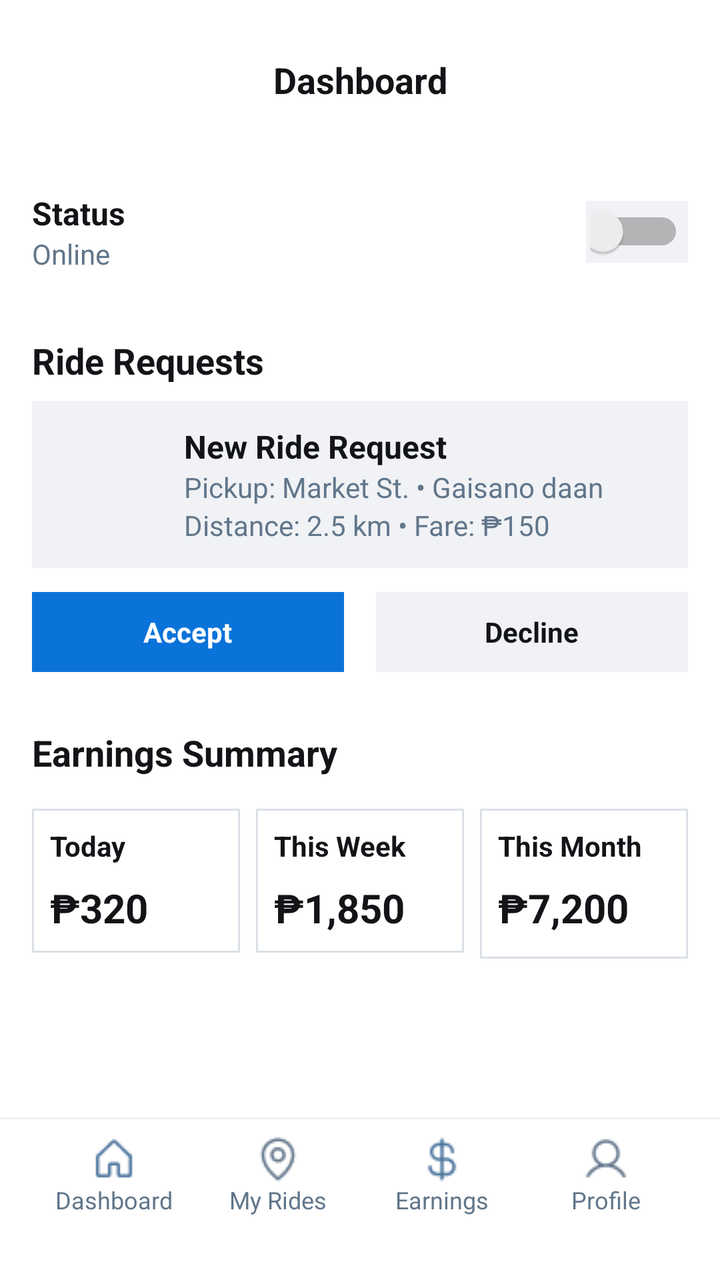
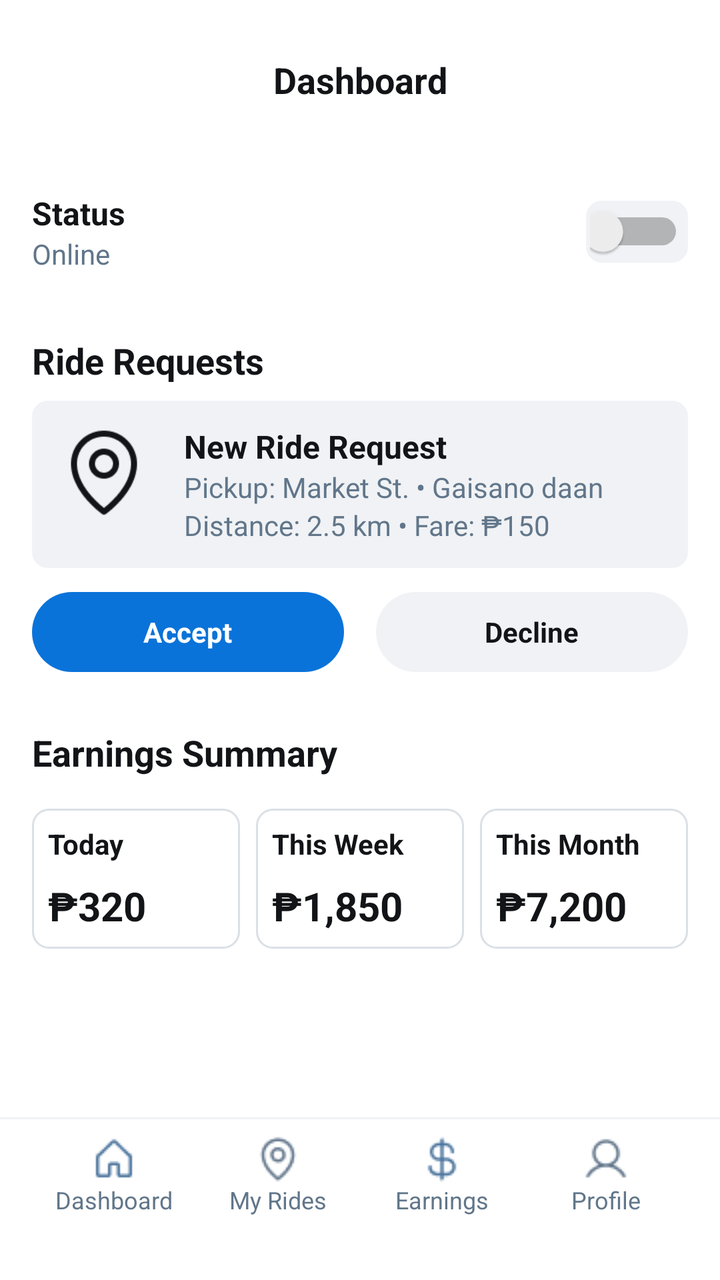

An Android layout rendered at two revisions. The XML below is the earlier revision; the diff shows what the commit changed to produce the second picture.
<!-- AndroidManifest.xml: application theme Theme.Tricycle_app -->
<!-- res/layout/driverdashboard.xml -->
<?xml version="1.0" encoding="utf-8"?>
<LinearLayout xmlns:android="http://schemas.android.com/apk/res/android"
    android:layout_width="match_parent"
    android:layout_height="match_parent"
    android:orientation="vertical"
    android:background="#FFFFFF">

    <ScrollView
        android:layout_width="match_parent"
        android:layout_height="0dp"
        android:layout_weight="1"
        android:fillViewport="true">

        <LinearLayout
            android:layout_width="match_parent"
            android:layout_height="wrap_content"
            android:orientation="vertical"
            android:paddingBottom="20dp">

            <LinearLayout
                android:layout_width="match_parent"
                android:layout_height="wrap_content"
                android:orientation="horizontal"
                android:gravity="center_vertical"
                android:paddingTop="16dp"
                android:paddingBottom="8dp"
                android:paddingStart="16dp"
                android:paddingEnd="16dp">

                <TextView
                    android:layout_width="0dp"
                    android:layout_weight="1"
                    android:layout_height="wrap_content"
                    android:text="Dashboard"
                    android:textSize="18sp"
                    android:textStyle="bold"
                    android:textColor="#121417"
                    android:paddingStart="48dp"
                    android:gravity="center_horizontal"/>

                <LinearLayout
                    android:layout_width="48dp"
                    android:layout_height="48dp"
                    android:gravity="center">
                    <View
                        android:layout_width="24dp"
                        android:layout_height="24dp"
                        android:background="@android:color/transparent"/>
                </LinearLayout>
            </LinearLayout>

            <LinearLayout
                android:layout_width="match_parent"
                android:layout_height="72dp"
                android:orientation="horizontal"
                android:gravity="center_vertical"
                android:paddingStart="16dp"
                android:paddingEnd="16dp"
                android:layout_marginTop="8dp">

                <LinearLayout
                    android:layout_width="0dp"
                    android:layout_weight="1"
                    android:layout_height="wrap_content"
                    android:orientation="vertical">
                    <TextView
                        android:layout_width="wrap_content"
                        android:layout_height="wrap_content"
                        android:text="Status"
                        android:textSize="16sp"
                        android:textStyle="bold"
                        android:textColor="#121417"/>
                    <TextView
                        android:layout_width="wrap_content"
                        android:layout_height="wrap_content"
                        android:text="Online"
                        android:textSize="14sp"
                        android:textColor="#61768A"/>
                </LinearLayout>

                <LinearLayout
                    android:layout_width="51dp"
                    android:layout_height="31dp"
                    android:background="#F0F2F5"
                    android:padding="2dp"
                    android:gravity="end|center_vertical">

                    <Switch
                        android:id="@+id/switch1"
                        android:layout_width="wrap_content"
                        android:layout_height="wrap_content"
                        android:layout_weight="1"
                        android:backgroundTint="@android:color/transparent"
                        android:buttonTint="#FFFFFF"
                        android:text="Switch" />
                </LinearLayout>
            </LinearLayout>

            <TextView
                android:layout_width="match_parent"
                android:layout_height="wrap_content"
                android:text="Ride Requests"
                android:textSize="18sp"
                android:textStyle="bold"
                android:textColor="#121417"
                android:paddingStart="16dp"
                android:paddingTop="16dp"
                android:paddingBottom="8dp"/>

            <LinearLayout
                android:layout_width="match_parent"
                android:layout_height="wrap_content"
                android:orientation="vertical"
                android:paddingStart="16dp"
                android:paddingEnd="16dp">

                <LinearLayout
                    android:layout_width="match_parent"
                    android:layout_height="wrap_content"
                    android:orientation="horizontal"
                    android:background="#F0F2F5"
                    android:padding="12dp">

                    <View
                        android:layout_width="48dp"
                        android:layout_height="48dp"
                        android:background="#F0F2F5"/>

                    <LinearLayout
                        android:layout_width="0dp"
                        android:layout_weight="1"
                        android:layout_height="wrap_content"
                        android:orientation="vertical"
                        android:layout_marginStart="16dp">
                        <TextView
                            android:layout_width="wrap_content"
                            android:layout_height="wrap_content"
                            android:text="New Ride Request"
                            android:textSize="16sp"
                            android:textStyle="bold"
                            android:textColor="#121417"/>
                        <TextView
                            android:layout_width="wrap_content"
                            android:layout_height="wrap_content"
                            android:text="Pickup: Market St. • Gaisano daan"
                            android:textSize="14sp"
                            android:textColor="#61768A"/>
                        <TextView
                            android:layout_width="wrap_content"
                            android:layout_height="wrap_content"
                            android:text="Distance: 2.5 km • Fare: ₱150"
                            android:textSize="14sp"
                            android:textColor="#61768A"/>
                    </LinearLayout>
                </LinearLayout>

                <LinearLayout
                    android:layout_width="match_parent"
                    android:layout_height="wrap_content"
                    android:orientation="horizontal"
                    android:paddingTop="12dp"
                    android:paddingBottom="12dp">

                    <LinearLayout
                        android:layout_width="0dp"
                        android:layout_weight="1"
                        android:layout_height="40dp"
                        android:background="#0A73D9"
                        android:gravity="center"
                        android:layout_marginEnd="8dp">
                        <TextView
                            android:layout_width="wrap_content"
                            android:layout_height="wrap_content"
                            android:text="Accept"
                            android:textColor="#FFFFFF"
                            android:textStyle="bold"
                            android:textSize="14sp"/>
                    </LinearLayout>

                    <LinearLayout
                        android:layout_width="0dp"
                        android:layout_weight="1"
                        android:layout_height="40dp"
                        android:background="#F0F2F5"
                        android:gravity="center"
                        android:layout_marginStart="8dp">
                        <TextView
                            android:layout_width="wrap_content"
                            android:layout_height="wrap_content"
                            android:text="Decline"
                            android:textColor="#121417"
                            android:textStyle="bold"
                            android:textSize="14sp"/>
                    </LinearLayout>
                </LinearLayout>
            </LinearLayout>

            <TextView
                android:layout_width="match_parent"
                android:layout_height="wrap_content"
                android:text="Earnings Summary"
                android:textSize="18sp"
                android:textStyle="bold"
                android:textColor="#121417"
                android:paddingStart="16dp"
                android:paddingTop="16dp"
                android:paddingBottom="8dp"/>

            <LinearLayout
                android:layout_width="match_parent"
                android:layout_height="wrap_content"
                android:orientation="horizontal"
                android:paddingStart="16dp"
                android:paddingEnd="16dp"
                android:paddingTop="8dp"
                android:paddingBottom="16dp">

                <LinearLayout
                    android:layout_width="0dp"
                    android:layout_weight="1"
                    android:layout_height="wrap_content"
                    android:background="#DBE0E6"
                    android:padding="1dp"
                    android:layout_marginEnd="8dp">
                    <LinearLayout
                        android:layout_width="match_parent"
                        android:layout_height="wrap_content"
                        android:orientation="vertical"
                        android:background="#FFFFFF"
                        android:padding="8dp">
                        <TextView
                            android:layout_width="wrap_content"
                            android:layout_height="wrap_content"
                            android:text="Today"
                            android:textSize="14sp"
                            android:textStyle="bold"
                            android:textColor="#121417"
                            android:layout_marginBottom="8dp"/>
                        <TextView
                            android:layout_width="wrap_content"
                            android:layout_height="wrap_content"
                            android:text="₱320"
                            android:textSize="20sp"
                            android:textStyle="bold"
                            android:textColor="#121417"/>
                    </LinearLayout>
                </LinearLayout>

                <LinearLayout
                    android:layout_width="0dp"
                    android:layout_weight="1"
                    android:layout_height="wrap_content"
                    android:background="#DBE0E6"
                    android:padding="1dp"
                    android:layout_marginEnd="8dp">
                    <LinearLayout
                        android:layout_width="match_parent"
                        android:layout_height="wrap_content"
                        android:orientation="vertical"
                        android:background="#FFFFFF"
                        android:padding="8dp">
                        <TextView
                            android:layout_width="wrap_content"
                            android:layout_height="wrap_content"
                            android:text="This Week"
                            android:textSize="14sp"
                            android:textStyle="bold"
                            android:textColor="#121417"
                            android:layout_marginBottom="8dp"/>
                        <TextView
                            android:layout_width="wrap_content"
                            android:layout_height="wrap_content"
                            android:text="₱1,850"
                            android:textSize="20sp"
                            android:textStyle="bold"
                            android:textColor="#121417"/>
                    </LinearLayout>
                </LinearLayout>

                <LinearLayout
                    android:layout_width="0dp"
                    android:layout_weight="1"
                    android:layout_height="wrap_content"
                    android:background="#DBE0E6"
                    android:padding="1dp">

                    <LinearLayout
                        android:layout_width="match_parent"
                        android:layout_height="73dp"
                        android:background="#FFFFFF"
                        android:orientation="vertical"
                        android:padding="8dp">

                        <TextView
                            android:layout_width="wrap_content"
                            android:layout_height="wrap_content"
                            android:layout_marginBottom="8dp"
                            android:text="This Month"
                            android:textColor="#121417"
                            android:textSize="14sp"
                            android:textStyle="bold" />

                        <TextView
                            android:layout_width="wrap_content"
                            android:layout_height="wrap_content"
                            android:text="₱7,200"
                            android:textColor="#121417"
                            android:textSize="20sp"
                            android:textStyle="bold" />
                    </LinearLayout>
                </LinearLayout>

            </LinearLayout>

        </LinearLayout>
    </ScrollView>

    <include layout="@layout/drivernav" />

</LinearLayout>
<!-- res/layout/drivernav.xml (included above) -->
<?xml version="1.0" encoding="utf-8"?>
<LinearLayout xmlns:android="http://schemas.android.com/apk/res/android"
    android:layout_width="match_parent"
    android:layout_height="wrap_content"
    android:orientation="vertical"
    android:background="#FFFFFF">

    <View
        android:layout_width="match_parent"
        android:layout_height="1dp"
        android:background="#F0F2F5"/>

    <LinearLayout
        android:layout_width="match_parent"
        android:layout_height="wrap_content"
        android:orientation="horizontal"
        android:paddingTop="8dp"
        android:paddingBottom="12dp"
        android:paddingStart="16dp"
        android:paddingEnd="16dp">

        <LinearLayout
            android:layout_width="0dp"
            android:layout_height="wrap_content"
            android:layout_weight="1"
            android:orientation="vertical"
            android:gravity="center">

            <View
                android:layout_width="24dp"
                android:layout_height="24dp"
                android:background="@drawable/home" />

            <TextView
                android:layout_width="wrap_content"
                android:layout_height="wrap_content"
                android:text="Dashboard"
                android:textSize="12sp"
                android:textColor="#61768A"/>
        </LinearLayout>

        <LinearLayout
            android:layout_width="0dp"
            android:layout_height="wrap_content"
            android:layout_weight="1"
            android:orientation="vertical"
            android:gravity="center">

            <View
                android:layout_width="24dp"
                android:layout_height="24dp"
                android:background="@drawable/locationpin" />

            <TextView
                android:layout_width="wrap_content"
                android:layout_height="wrap_content"
                android:text="My Rides"
                android:textSize="12sp"
                android:textColor="#61768A"/>
        </LinearLayout>

        <LinearLayout
            android:layout_width="0dp"
            android:layout_height="wrap_content"
            android:layout_weight="1"
            android:orientation="vertical"
            android:gravity="center">

            <View
                android:layout_width="24dp"
                android:layout_height="24dp"
                android:background="@drawable/money" />

            <TextView
                android:layout_width="wrap_content"
                android:layout_height="wrap_content"
                android:text="Earnings"
                android:textSize="12sp"
                android:textColor="#61768A"/>
        </LinearLayout>

        <LinearLayout
            android:layout_width="0dp"
            android:layout_height="wrap_content"
            android:layout_weight="1"
            android:orientation="vertical"
            android:gravity="center">

            <View
                android:layout_width="24dp"
                android:layout_height="24dp"
                android:background="@drawable/profile" />

            <TextView
                android:layout_width="wrap_content"
                android:layout_height="wrap_content"
                android:text="Profile"
                android:textSize="12sp"
                android:textColor="#61768A"/>
        </LinearLayout>

    </LinearLayout>

    <View
        android:layout_width="match_parent"
        android:layout_height="20dp"
        android:background="#FFFFFF"/>

</LinearLayout>
<!-- resources referenced by this layout -->
<resources>
  <!-- drawable home: png bitmap (drawable, 468 bytes) -->
  <!-- drawable locationpin: png bitmap (drawable, 805 bytes) -->
  <!-- drawable money: png bitmap (drawable, 640 bytes) -->
  <!-- drawable profile: png bitmap (drawable, 661 bytes) -->
  <style name="Theme.Tricycle_app" parent="Base.Theme.Tricycle_app" />
  <style name="Base.Theme.Tricycle_app" parent="Theme.Material3.DayNight.NoActionBar">
          
          
      </style>
</resources>

<!-- the commit's change to res/layout/driverdashboard.xml (unified diff, before → after) -->
@@ -81,7 +81,7 @@
                 <LinearLayout
                     android:layout_width="51dp"
                     android:layout_height="31dp"
-                    android:background="#F0F2F5"
+                    android:background="@drawable/bg_rounded_light_grey"
                     android:padding="2dp"
                     android:gravity="end|center_vertical">
 
@@ -118,13 +118,13 @@
                     android:layout_width="match_parent"
                     android:layout_height="wrap_content"
                     android:orientation="horizontal"
-                    android:background="#F0F2F5"
+                    android:background="@drawable/bg_rounded_light_grey"
                     android:padding="12dp">
 
                     <View
                         android:layout_width="48dp"
                         android:layout_height="48dp"
-                        android:background="#F0F2F5"/>
+                        android:background="@drawable/betterpin" />
 
                     <LinearLayout
                         android:layout_width="0dp"
@@ -165,7 +165,7 @@
                         android:layout_width="0dp"
                         android:layout_weight="1"
                         android:layout_height="40dp"
-                        android:background="#0A73D9"
+                        android:background="@drawable/bg_pill_blue"
                         android:gravity="center"
                         android:layout_marginEnd="8dp">
                         <TextView
@@ -181,7 +181,7 @@
                         android:layout_width="0dp"
                         android:layout_weight="1"
                         android:layout_height="40dp"
-                        android:background="#F0F2F5"
+                        android:background="@drawable/bg_pill_grey"
                         android:gravity="center"
                         android:layout_marginStart="8dp">
                         <TextView
@@ -219,95 +219,75 @@
                     android:layout_width="0dp"
                     android:layout_weight="1"
                     android:layout_height="wrap_content"
-                    android:background="#DBE0E6"
-                    android:padding="1dp"
+                    android:background="@drawable/bg_rounded_border"
+                    android:orientation="vertical"
+                    android:padding="8dp"
                     android:layout_marginEnd="8dp">
-                    <LinearLayout
-                        android:layout_width="match_parent"
-                        android:layout_height="wrap_content"
-                        android:orientation="vertical"
-                        android:background="#FFFFFF"
-                        android:padding="8dp">
-                        <TextView
-                            android:layout_width="wrap_content"
-                            android:layout_height="wrap_content"
-                            android:text="Today"
-                            android:textSize="14sp"
-                            android:textStyle="bold"
-                            android:textColor="#121417"
-                            android:layout_marginBottom="8dp"/>
-                        <TextView
-                            android:layout_width="wrap_content"
-                            android:layout_height="wrap_content"
-                            android:text="₱320"
-                            android:textSize="20sp"
-                            android:textStyle="bold"
-                            android:textColor="#121417"/>
-                    </LinearLayout>
+                    <TextView
+                        android:layout_width="wrap_content"
+                        android:layout_height="wrap_content"
+                        android:text="Today"
+                        android:textSize="14sp"
+                        android:textStyle="bold"
+                        android:textColor="#121417"
+                        android:layout_marginBottom="8dp"/>
+                    <TextView
+                        android:layout_width="wrap_content"
+                        android:layout_height="wrap_content"
+                        android:text="₱320"
+                        android:textSize="20sp"
+                        android:textStyle="bold"
+                        android:textColor="#121417"/>
                 </LinearLayout>
 
                 <LinearLayout
                     android:layout_width="0dp"
                     android:layout_weight="1"
                     android:layout_height="wrap_content"
-                    android:background="#DBE0E6"
-                    android:padding="1dp"
+                    android:background="@drawable/bg_rounded_border"
+                    android:orientation="vertical"
+                    android:padding="8dp"
                     android:layout_marginEnd="8dp">
-                    <LinearLayout
-                        android:layout_width="match_parent"
-                        android:layout_height="wrap_content"
-                        android:orientation="vertical"
-                        android:background="#FFFFFF"
-                        android:padding="8dp">
-                        <TextView
-                            android:layout_width="wrap_content"
-                            android:layout_height="wrap_content"
-                            android:text="This Week"
-                            android:textSize="14sp"
-                            android:textStyle="bold"
-                            android:textColor="#121417"
-                            android:layout_marginBottom="8dp"/>
-                        <TextView
-                            android:layout_width="wrap_content"
-                            android:layout_height="wrap_content"
-                            android:text="₱1,850"
-                            android:textSize="20sp"
-                            android:textStyle="bold"
-                            android:textColor="#121417"/>
-                    </LinearLayout>
+                    <TextView
+                        android:layout_width="wrap_content"
+                        android:layout_height="wrap_content"
+                        android:text="This Week"
+                        android:textSize="14sp"
+                        android:textStyle="bold"
+                        android:textColor="#121417"
+                        android:layout_marginBottom="8dp"/>
+                    <TextView
+                        android:layout_width="wrap_content"
+                        android:layout_height="wrap_content"
+                        android:text="₱1,850"
+                        android:textSize="20sp"
+                        android:textStyle="bold"
+                        android:textColor="#121417"/>
                 </LinearLayout>
 
                 <LinearLayout
                     android:layout_width="0dp"
                     android:layout_weight="1"
                     android:layout_height="wrap_content"
-                    android:background="#DBE0E6"
-                    android:padding="1dp">
-
-                    <LinearLayout
-                        android:layout_width="match_parent"
-                        android:layout_height="73dp"
-                        android:background="#FFFFFF"
-                        android:orientation="vertical"
-                        android:padding="8dp">
-
-                        <TextView
-                            android:layout_width="wrap_content"
-                            android:layout_height="wrap_content"
-                            android:layout_marginBottom="8dp"
-                            android:text="This Month"
-                            android:textColor="#121417"
-                            android:textSize="14sp"
-                            android:textStyle="bold" />
-
-                        <TextView
-                            android:layout_width="wrap_content"
-                            android:layout_height="wrap_content"
-                            android:text="₱7,200"
-                            android:textColor="#121417"
-                            android:textSize="20sp"
-                            android:textStyle="bold" />
-                    </LinearLayout>
+                    android:background="@drawable/bg_rounded_border"
+                    android:orientation="vertical"
+                    android:padding="8dp">
+                    <TextView
+                        android:layout_width="wrap_content"
+                        android:layout_height="wrap_content"
+                        android:text="This Month"
+                        android:textColor="#121417"
+                        android:textSize="14sp"
+                        android:textStyle="bold"
+                        android:layout_marginBottom="8dp" />
+
+                    <TextView
+                        android:layout_width="wrap_content"
+                        android:layout_height="wrap_content"
+                        android:text="₱7,200"
+                        android:textColor="#121417"
+                        android:textSize="20sp"
+                        android:textStyle="bold" />
                 </LinearLayout>
 
             </LinearLayout>
<!-- resource entries referenced after the edit -->
@@ -1,5 +1,38 @@
 <!-- resources referenced by this layout -->
 <resources>
+  <!-- drawable betterpin: png bitmap (drawable, 2818 bytes) -->
+  <!-- drawable bg_pill_blue (drawable) -->
+  <?xml version="1.0" encoding="utf-8"?>
+  <shape xmlns:android="http://schemas.android.com/apk/res/android"
+      android:shape="rectangle">
+      <solid android:color="#0A73D9" /> <corners android:radius="100dp" /> </shape>
+  <!-- drawable bg_pill_grey (drawable) -->
+  <?xml version="1.0" encoding="utf-8"?>
+  <shape xmlns:android="http://schemas.android.com/apk/res/android"
+      android:shape="rectangle">
+      <solid android:color="#F0F2F5" /> <corners android:radius="100dp" />
+  </shape>
+  <!-- drawable bg_rounded_border (drawable) -->
+  <?xml version="1.0" encoding="utf-8"?>
+  <shape xmlns:android="http://schemas.android.com/apk/res/android"
+      android:shape="rectangle">
+  
+      <solid android:color="#FFFFFF"/>
+  
+      <corners android:radius="8dp"/>
+  
+      <stroke
+          android:width="1dp"
+          android:color="#DBE0E6"/>
+  
+  </shape>
+  <!-- drawable bg_rounded_light_grey (drawable) -->
+  <?xml version="1.0" encoding="utf-8"?>
+  <shape xmlns:android="http://schemas.android.com/apk/res/android"
+      android:shape="rectangle">
+      <solid android:color="#F0F2F5" />
+      <corners android:radius="8dp" />
+  </shape>
   <!-- drawable home: png bitmap (drawable, 468 bytes) -->
   <!-- drawable locationpin: png bitmap (drawable, 805 bytes) -->
   <!-- drawable money: png bitmap (drawable, 640 bytes) -->
